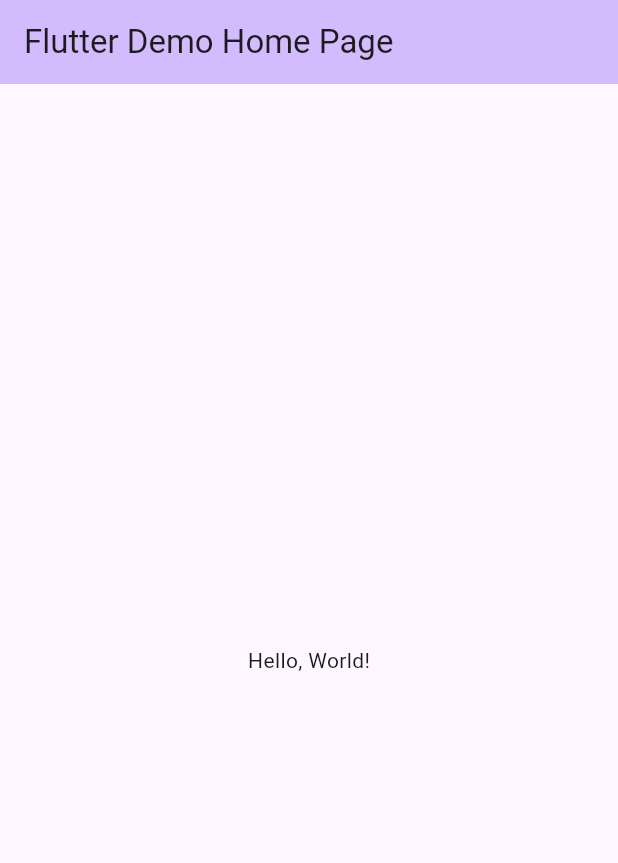
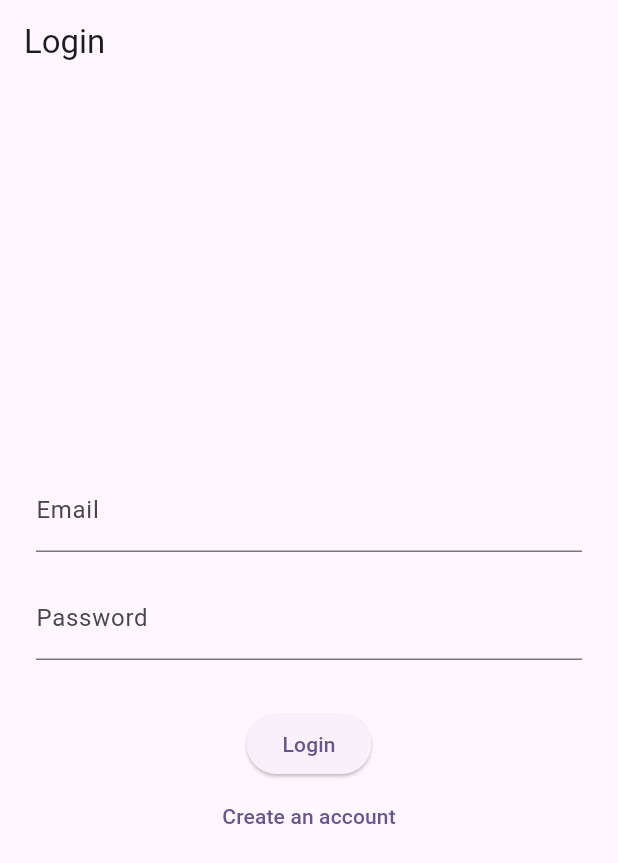
Before and after one commit to noogler-eng/MAD, a Flutter app: the screen it shows after launch, on a phone screen of 412 x 824 dp. Shown: the top 863 px of the screen. Run offline on Flutter 3.47's test engine with Material 3 defaults, Android fonts, the phone set to English and light mode, and no system bars; our stand-ins replace firebase_auth, firebase_core; accounts and stored records are empty; statements that could not run were skipped.

Commit message:
adding screens and file structure

```diff
--- a/flutter/first_app/lib/main.dart
+++ b/flutter/first_app/lib/main.dart
@@ -1,6 +1,10 @@
 import 'firebase_options.dart';
 import 'package:flutter/material.dart';
 import 'package:firebase_core/firebase_core.dart';
+import 'package:firebase_auth/firebase_auth.dart';
+import '../services/auth_service.dart';
+import 'screens/auth_screen.dart';
+import 'screens/home_screen.dart';
 
 void main() async {
   WidgetsFlutterBinding.ensureInitialized();
@@ -16,41 +20,23 @@
   @override
   Widget build(BuildContext context) {
     return MaterialApp(
-      title: 'Flutter Demo',
+      title: 'Image Storage App',
       theme: ThemeData(
         colorScheme: ColorScheme.fromSeed(seedColor: Colors.deepPurple),
       ),
 
-      home: const MyHomePage(title: 'Flutter Demo Home Page'),
+      home: StreamBuilder<User?>(
+        stream: AuthService().authStateChanges,
+        builder: (context, snapshot) {
+          if (snapshot.connectionState == ConnectionState.waiting) {
+            return const Center(child: CircularProgressIndicator());
+          } else if (snapshot.hasData) {
+            return const HomeScreen();
+          } else {
+            return const AuthScreen();
+          }
+        }
+      )
     );
   }
 }
-
-class MyHomePage extends StatefulWidget {
-  const MyHomePage({super.key, required this.title});
-
-  final String title;
-  @override
-  State<MyHomePage> createState() => _MyHomePageState();
-}
-
-class _MyHomePageState extends State<MyHomePage> {
-
-  @override
-  Widget build(BuildContext context) {
-    return Scaffold(
-      appBar: AppBar(
-        backgroundColor: Theme.of(context).colorScheme.inversePrimary,
-        title: Text(widget.title),
-      ),
-      body: Center(
-        child: Column(
-          mainAxisAlignment: MainAxisAlignment.center,
-          children: <Widget>[
-            const Text("Hello, World!"),
-          ],
-        ),
-      ),
-    );
-  }
-}
--- a/flutter/first_app/lib/screens/auth_screen.dart
+++ b/flutter/first_app/lib/screens/auth_screen.dart
@@ -0,0 +1,124 @@
+import 'package:flutter/material.dart';
+import 'package:firebase_auth/firebase_auth.dart';
+import '../services/auth_service.dart';
+
+class AuthScreen extends StatefulWidget {
+  const AuthScreen({super.key});
+
+  @override
+  State<AuthScreen> createState() => _AuthScreenState();
+}
+
+class _AuthScreenState extends State<AuthScreen> {
+  final _authService = AuthService();
+  final _formKey = GlobalKey<FormState>();
+  final _emailController = TextEditingController();
+  final _passwordController = TextEditingController();
+
+  // switching between login and sign up modes
+  bool _isLogin = true;
+  bool _isLoading = false;
+  String? _errorMessage;
+
+  Future<void> _submit() async {
+    if(!_formKey.currentState!.validate()){
+      return;
+    }
+
+    setState(() {
+      _isLoading = true;
+      _errorMessage = null;
+    });
+
+    try{
+      if(_isLogin){
+        await _authService.signIn(
+          email: _emailController.text.trim(),
+          password: _passwordController.text.trim(),
+        );
+      } else {
+        await _authService.signUp(
+          email: _emailController.text.trim(),
+          password: _passwordController.text.trim(),
+        );
+      }
+      // no manual navigation here — main.dart's StreamBuilder reacts automatically
+    } on FirebaseAuthException catch (e) {
+      setState(() {
+        _errorMessage = e.message;
+      });
+    } catch (e) {
+      setState(() {
+        _errorMessage = 'An unexpected error occurred';
+      });
+    } finally {
+      setState(() {
+        _isLoading = false;
+      });
+    }
+  }
+
+  @override
+  Widget build(BuildContext context) {
+    return Scaffold(
+      appBar: AppBar(
+        title: Text(_isLogin ? 'Login' : 'Sign Up'),
+      ),
+      body: Padding(
+        padding: const EdgeInsets.all(24.0),
+        child: Form(
+          key: _formKey,
+          child: Column(
+            mainAxisAlignment: MainAxisAlignment.center,
+            children: [
+              TextFormField(
+                controller: _emailController,
+                decoration: const InputDecoration(labelText: 'Email'),
+                keyboardType: TextInputType.emailAddress,
+                validator: (value) {
+                  if(value == null || value.isEmpty) {
+                    return 'Please enter your email';
+                  }
+                  return null;
+                }
+              ),
+              const SizedBox(height: 16.0),
+              TextFormField(
+                controller: _passwordController,
+                decoration: const InputDecoration(labelText: 'Password'),
+                obscureText: true,
+                validator: (value) {
+                  if(value == null || value.isEmpty) {
+                    return 'Please enter your password';
+                  }
+                  return null;
+                }
+              ),
+              const SizedBox(height: 16.0),
+
+              if(_errorMessage != null) Text(
+                _errorMessage!,
+                style: const TextStyle(color: Colors.red),
+              ),
+
+              const SizedBox(height: 16.0),
+              _isLoading ? const CircularProgressIndicator() : ElevatedButton(
+                onPressed: _submit,
+                child: Text(_isLogin ? 'Login' : 'Sign Up'),
+              ),
+              TextButton(
+                onPressed: () {
+                  setState(() {
+                    _isLogin = !_isLogin;
+                    _errorMessage = null;
+                  });
+                },
+                child: Text(_isLogin ? 'Create an account' : 'Already have an account? Login'),
+              ),
+            ]
+          )
+        )
+      )
+    );
+  }
+}
```
Also changed, not shown: flutter/first_app/lib/screens/home_screen.dart (+23 -0 lines).
